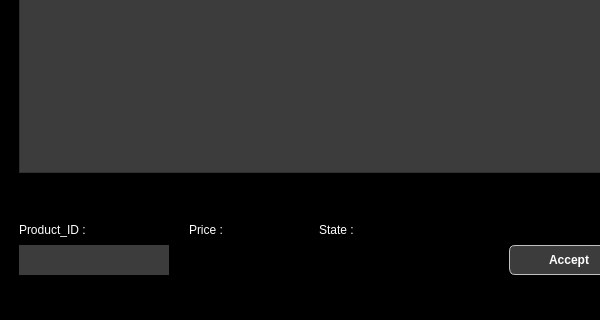
The window that check/ui.ui (huangchenghan/database_project) describes before a commit, drawn with Qt 5; both pictures show x 0 to 600 and y 164 to 484 of the 800 by 484 pixel window.
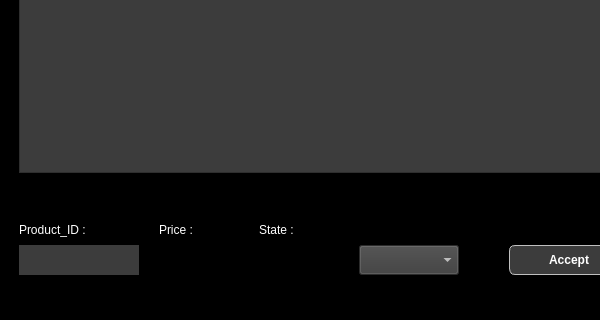
The same window after the commit.

The edit to the form file:
```diff
--- a/check/ui.ui
+++ b/check/ui.ui
@@ -75,7 +75,7 @@
         <rect>
          <x>10</x>
          <y>400</y>
-         <width>150</width>
+         <width>120</width>
          <height>30</height>
         </rect>
        </property>
@@ -137,9 +137,9 @@
       <widget class="QLineEdit" name="price_lineEdit">
        <property name="geometry">
         <rect>
-         <x>180</x>
+         <x>150</x>
          <y>400</y>
-         <width>120</width>
+         <width>90</width>
          <height>30</height>
         </rect>
        </property>
@@ -150,9 +150,9 @@
       <widget class="QLineEdit" name="state_lineEdit">
        <property name="geometry">
         <rect>
-         <x>310</x>
+         <x>250</x>
          <y>400</y>
-         <width>120</width>
+         <width>90</width>
          <height>30</height>
         </rect>
        </property>
@@ -163,7 +163,7 @@
       <widget class="QLabel" name="label">
        <property name="geometry">
         <rect>
-         <x>180</x>
+         <x>150</x>
          <y>370</y>
          <width>120</width>
          <height>30</height>
@@ -181,7 +181,7 @@
       <widget class="QLabel" name="label_2">
        <property name="geometry">
         <rect>
-         <x>310</x>
+         <x>250</x>
          <y>370</y>
          <width>58</width>
          <height>30</height>
@@ -196,6 +196,21 @@
         <string>State :</string>
        </property>
       </widget>
+      <widget class="QComboBox" name="class_comboBox">
+       <property name="geometry">
+        <rect>
+         <x>350</x>
+         <y>400</y>
+         <width>100</width>
+         <height>30</height>
+        </rect>
+       </property>
+       <property name="styleSheet">
+        <string notr="true">color: rgb(255, 255, 255);
+background-color: rgb(60, 60, 60);
+font: 10pt &quot;Rockwell&quot;; </string>
+       </property>
+      </widget>
      </widget>
     </item>
    </layout>
```
